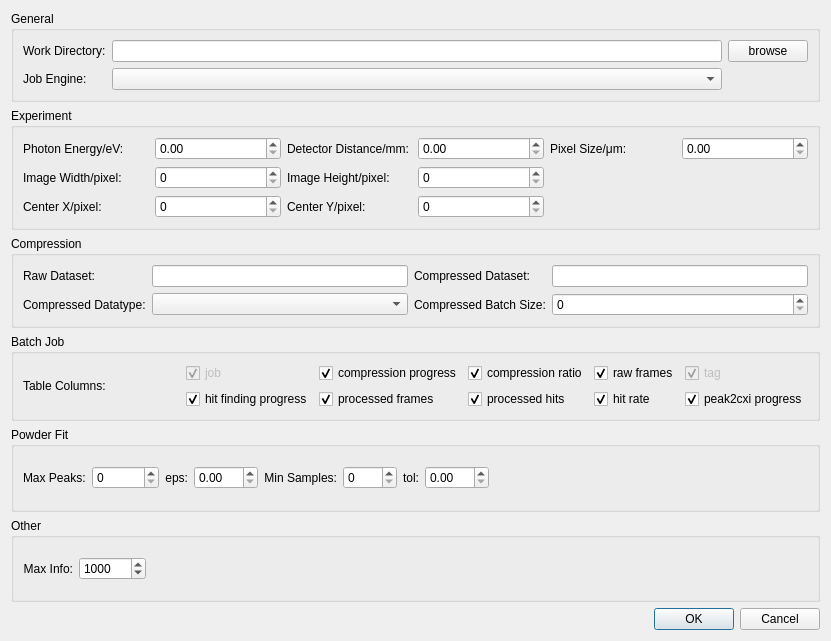
First picture: the form in ui/settings_diag.ui, repository LiuLab-CSRC/ClickX, before the edit.
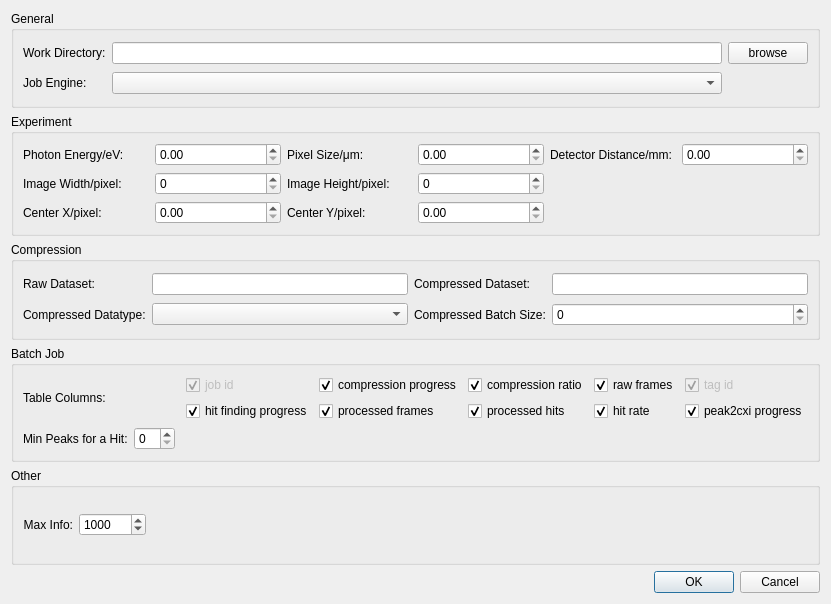
Second picture: the form after the edit.

```diff
--- a/ui/settings_diag.ui
+++ b/ui/settings_diag.ui
@@ -7,13 +7,13 @@
     <x>0</x>
     <y>0</y>
     <width>831</width>
-    <height>641</height>
+    <height>604</height>
    </rect>
   </property>
   <property name="windowTitle">
    <string>Dialog</string>
   </property>
-  <layout class="QVBoxLayout" name="verticalLayout" stretch="0,0,0,0,0,0,0">
+  <layout class="QVBoxLayout" name="verticalLayout" stretch="0,0,0,0,0,0">
    <item>
     <widget class="QGroupBox" name="groupBox">
      <property name="title">
@@ -58,56 +58,6 @@
      <layout class="QHBoxLayout" name="horizontalLayout">
       <item>
        <layout class="QGridLayout" name="gridLayout_2">
-        <item row="0" column="0">
-         <widget class="QLabel" name="label_3">
-          <property name="text">
-           <string>Photon Energy/eV:</string>
-          </property>
-         </widget>
-        </item>
-        <item row="0" column="1">
-         <widget class="QDoubleSpinBox" name="doubleSpinBox_2"/>
-        </item>
-        <item row="0" column="2">
-         <widget class="QLabel" name="label_4">
-          <property name="text">
-           <string>Detector Distance/mm:</string>
-          </property>
-         </widget>
-        </item>
-        <item row="0" column="3">
-         <widget class="QDoubleSpinBox" name="doubleSpinBox"/>
-        </item>
-        <item row="0" column="4">
-         <widget class="QLabel" name="label_5">
-          <property name="text">
-           <string>Pixel Size/μm:</string>
-          </property>
-         </widget>
-        </item>
-        <item row="0" column="5">
-         <widget class="QDoubleSpinBox" name="doubleSpinBox_3"/>
-        </item>
-        <item row="1" column="0">
-         <widget class="QLabel" name="label_6">
-          <property name="text">
-           <string>Image Width/pixel:</string>
-          </property>
-         </widget>
-        </item>
-        <item row="1" column="1">
-         <widget class="QSpinBox" name="spinBox"/>
-        </item>
-        <item row="1" column="2">
-         <widget class="QLabel" name="label_7">
-          <property name="text">
-           <string>Image Height/pixel:</string>
-          </property>
-         </widget>
-        </item>
-        <item row="1" column="3">
-         <widget class="QSpinBox" name="spinBox_2"/>
-        </item>
         <item row="2" column="0">
          <widget class="QLabel" name="label_8">
           <property name="text">
@@ -115,9 +65,6 @@
           </property>
          </widget>
         </item>
-        <item row="2" column="1">
-         <widget class="QSpinBox" name="spinBox_3"/>
-        </item>
         <item row="2" column="2">
          <widget class="QLabel" name="label_9">
           <property name="text">
@@ -126,7 +73,88 @@
          </widget>
         </item>
         <item row="2" column="3">
-         <widget class="QSpinBox" name="spinBox_4"/>
+         <widget class="QDoubleSpinBox" name="centerY">
+          <property name="maximum">
+           <double>9999.000000000000000</double>
+          </property>
+         </widget>
+        </item>
+        <item row="0" column="2">
+         <widget class="QLabel" name="label_5">
+          <property name="text">
+           <string>Pixel Size/μm:</string>
+          </property>
+         </widget>
+        </item>
+        <item row="0" column="4">
+         <widget class="QLabel" name="label_4">
+          <property name="text">
+           <string>Detector Distance/mm:</string>
+          </property>
+         </widget>
+        </item>
+        <item row="0" column="3">
+         <widget class="QDoubleSpinBox" name="pixelSize">
+          <property name="maximum">
+           <double>9999.000000000000000</double>
+          </property>
+         </widget>
+        </item>
+        <item row="2" column="1">
+         <widget class="QDoubleSpinBox" name="centerX">
+          <property name="maximum">
+           <double>9999.000000000000000</double>
+          </property>
+         </widget>
+        </item>
+        <item row="1" column="1">
+         <widget class="QSpinBox" name="imageWidth">
+          <property name="maximum">
+           <number>9999</number>
+          </property>
+         </widget>
+        </item>
+        <item row="1" column="3">
+         <widget class="QSpinBox" name="imageHeight">
+          <property name="maximum">
+           <number>9999</number>
+          </property>
+         </widget>
+        </item>
+        <item row="1" column="0">
+         <widget class="QLabel" name="label_6">
+          <property name="text">
+           <string>Image Width/pixel:</string>
+          </property>
+         </widget>
+        </item>
+        <item row="0" column="1">
+         <widget class="QDoubleSpinBox" name="photonEnergy">
+          <property name="maximum">
+           <double>99999.000000000000000</double>
+          </property>
+         </widget>
+        </item>
+        <item row="0" column="0">
+         <widget class="QLabel" name="label_3">
+          <property name="text">
+           <string>Photon Energy/eV:</string>
+          </property>
+         </widget>
+        </item>
+        <item row="1" column="2">
+         <widget class="QLabel" name="label_7">
+          <property name="text">
+           <string>Image Height/pixel:</string>
+          </property>
+         </widget>
+        </item>
+        <item row="0" column="5">
+         <widget class="QDoubleSpinBox" name="detectorDistance">
+          <property name="maximum">
+           <double>9999.000000000000000</double>
+          </property>
+         </widget>
         </item>
        </layout>
       </item>
@@ -179,7 +207,11 @@
          <widget class="QComboBox" name="comboBox_2"/>
         </item>
         <item row="1" column="3">
-         <widget class="QSpinBox" name="spinBox_5"/>
+         <widget class="QSpinBox" name="compressedBatchSize">
+          <property name="maximum">
+           <number>9999</number>
+          </property>
+         </widget>
         </item>
        </layout>
       </item>
@@ -209,7 +241,7 @@
              <bool>false</bool>
             </property>
             <property name="text">
-             <string>job</string>
+             <string>job id</string>
             </property>
             <property name="checked">
              <bool>true</bool>
@@ -252,7 +284,7 @@
              <bool>false</bool>
             </property>
             <property name="text">
-             <string>tag</string>
+             <string>tag id</string>
             </property>
             <property name="checked">
              <bool>true</bool>
@@ -313,121 +345,37 @@
         </item>
        </layout>
       </item>
-     </layout>
-    </widget>
-   </item>
-   <item>
-    <widget class="QGroupBox" name="groupBox_4">
-     <property name="title">
-      <string>Powder Fit</string>
-     </property>
-     <layout class="QHBoxLayout" name="horizontalLayout_8" stretch="0,0,0,0,1">
       <item>
-       <layout class="QHBoxLayout" name="horizontalLayout_4" stretch="0,1">
+       <layout class="QHBoxLayout" name="horizontalLayout_11">
         <item>
-         <widget class="QLabel" name="label_15">
-          <property name="layoutDirection">
-           <enum>Qt::LeftToRight</enum>
-          </property>
-          <property name="text">
-           <string>Max Peaks:</string>
-          </property>
-          <property name="alignment">
-           <set>Qt::AlignLeading|Qt::AlignLeft|Qt::AlignVCenter</set>
-          </property>
-         </widget>
+         <layout class="QHBoxLayout" name="horizontalLayout_10">
+          <item>
+           <widget class="QLabel" name="label_20">
+            <property name="text">
+             <string>Min Peaks for a Hit:</string>
+            </property>
+           </widget>
+          </item>
+          <item>
+           <widget class="QSpinBox" name="minPeaks"/>
+          </item>
+         </layout>
         </item>
         <item>
-         <widget class="QSpinBox" name="spinBox_6">
-          <property name="maximum">
-           <number>9999999</number>
+         <spacer name="horizontalSpacer_3">
+          <property name="orientation">
+           <enum>Qt::Horizontal</enum>
           </property>
-         </widget>
-        </item>
-       </layout>
-      </item>
-      <item>
-       <layout class="QHBoxLayout" name="horizontalLayout_5" stretch="0,1">
-        <item>
-         <widget class="QLabel" name="label_16">
-          <property name="toolTip">
-           <string>DBSCAN parameter: maximum distance between two samples for them to be considered as in the same neighborhood</string>
+          <property name="sizeHint" stdset="0">
+           <size>
+            <width>40</width>
+            <height>20</height>
+           </size>
           </property>
-          <property name="text">
-           <string>eps:</string>
-          </property>
-          <property name="alignment">
-           <set>Qt::AlignRight|Qt::AlignTrailing|Qt::AlignVCenter</set>
-          </property>
-         </widget>
+         </spacer>
         </item>
-        <item>
-         <widget class="QDoubleSpinBox" name="doubleSpinBox_4">
-          <property name="maximum">
-           <double>999.990000000000009</double>
-          </property>
-         </widget>
-        </item>
        </layout>
       </item>
-      <item>
-       <layout class="QHBoxLayout" name="horizontalLayout_6" stretch="0,1">
-        <item>
-         <widget class="QLabel" name="label_17">
-          <property name="toolTip">
-           <string>DBSCAN parameter: number of samples (or total weight) in a neighborhood for a point to be considered as a core point. This includes the point itself.</string>
-          </property>
-          <property name="text">
-           <string>Min Samples:</string>
-          </property>
-          <property name="alignment">
-           <set>Qt::AlignRight|Qt::AlignTrailing|Qt::AlignVCenter</set>
-          </property>
-         </widget>
-        </item>
-        <item>
-         <widget class="QSpinBox" name="spinBox_7">
-          <property name="maximum">
-           <number>9999</number>
-          </property>
-         </widget>
-        </item>
-       </layout>
-      </item>
-      <item>
-       <layout class="QHBoxLayout" name="horizontalLayout_7" stretch="0,1">
-        <item>
-         <widget class="QLabel" name="label_18">
-          <property name="text">
-           <string>tol:</string>
-          </property>
-          <property name="alignment">
-           <set>Qt::AlignRight|Qt::AlignTrailing|Qt::AlignVCenter</set>
-          </property>
-         </widget>
-        </item>
-        <item>
-         <widget class="QDoubleSpinBox" name="doubleSpinBox_5">
-          <property name="maximum">
-           <double>999.990000000000009</double>
-          </property>
-         </widget>
-        </item>
-       </layout>
-      </item>
-      <item>
-       <spacer name="horizontalSpacer_2">
-        <property name="orientation">
-         <enum>Qt::Horizontal</enum>
-        </property>
-        <property name="sizeHint" stdset="0">
-         <size>
-          <width>40</width>
-          <height>20</height>
-         </size>
-        </property>
-       </spacer>
-      </item>
      </layout>
     </widget>
    </item>
```
Left out of the diff: 46 changed lines with no effect on the pictures.
